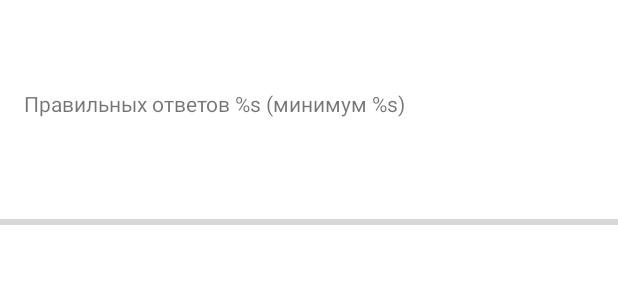
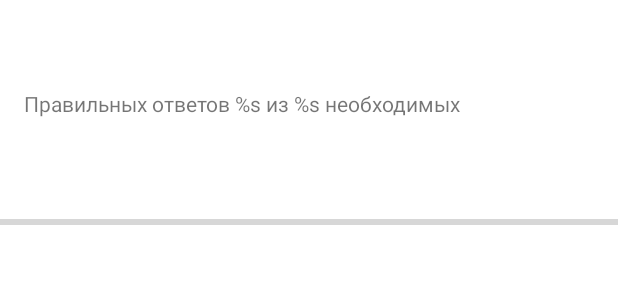
Before and after one commit to EmptySlon/Composition, an Android app: the layout fragment_game.xml on its own in the app's theme, with its tools: preview values and no code run, on a phone screen of 412 x 824 dp. Shown: the part 692-977 px from the top of the screen. Run offline under Robolectric (Android 15) with nearby library versions, the phone set to English and light mode, and no system bars.

Commit message:
lesson 15

```diff
--- a/app/src/main/res/layout/fragment_game.xml
+++ b/app/src/main/res/layout/fragment_game.xml
@@ -1,5 +1,12 @@
 <?xml version="1.0" encoding="utf-8"?>
 <layout>
+
+    <data>
+
+        <variable
+            name="viewModel"
+            type="com.example.composition.presentation.GameViewModel" />
+    </data>
 
     <androidx.constraintlayout.widget.ConstraintLayout xmlns:android="http://schemas.android.com/apk/res/android"
         xmlns:app="http://schemas.android.com/apk/res-auto"
@@ -13,6 +20,7 @@
             android:layout_width="wrap_content"
             android:layout_height="wrap_content"
             android:layout_margin="8dp"
+            android:text="@{viewModel.formattedTime}"
             android:textColor="@color/purple_700"
             android:textSize="24sp"
             app:layout_constraintEnd_toEndOf="parent"
@@ -32,6 +40,7 @@
             app:layout_constraintStart_toStartOf="parent"
             app:layout_constraintTop_toTopOf="parent"
             app:layout_constraintVertical_chainStyle="packed"
+            app:numberAsString="@{viewModel.question.sum}"
             tools:text="1" />
 
         <TextView
@@ -46,6 +55,7 @@
             app:layout_constraintHorizontal_chainStyle="packed"
             app:layout_constraintStart_toStartOf="parent"
             app:layout_constraintTop_toBottomOf="@id/tv_sum"
+            app:numberAsString="@{viewModel.question.visibleNumber}"
             tools:text="7" />
 
         <TextView
@@ -67,10 +77,12 @@
             android:layout_width="0dp"
             android:layout_height="wrap_content"
             android:background="@android:color/holo_green_light"
+            android:text="@{viewModel.question.options.get(0).toString()}"
             app:layout_constraintBottom_toTopOf="@id/tv_option_4"
             app:layout_constraintEnd_toStartOf="@id/tv_option_5"
             app:layout_constraintHorizontal_chainStyle="spread"
             app:layout_constraintStart_toStartOf="parent"
+            app:onOptionClickListener="@{(option) -> viewModel.chooseAnswer(option)}"
             tools:text="1" />
 
         <TextView
@@ -79,9 +91,11 @@
             android:layout_width="0dp"
             android:layout_height="wrap_content"
             android:background="@android:color/holo_orange_light"
+            android:text="@{viewModel.question.options.get(1).toString()}"
             app:layout_constraintBottom_toTopOf="@id/tv_option_4"
             app:layout_constraintEnd_toStartOf="@id/tv_option_6"
             app:layout_constraintStart_toEndOf="@id/tv_option_4"
+            app:onOptionClickListener="@{(option) -> viewModel.chooseAnswer(option)}"
             tools:text="2" />
 
         <TextView
@@ -90,9 +104,11 @@
             android:layout_width="0dp"
             android:layout_height="wrap_content"
             android:background="@android:color/holo_purple"
+            android:text="@{viewModel.question.options.get(2).toString()}"
             app:layout_constraintBottom_toTopOf="@id/tv_option_4"
             app:layout_constraintEnd_toEndOf="parent"
             app:layout_constraintStart_toEndOf="@id/tv_option_5"
+            app:onOptionClickListener="@{(option) -> viewModel.chooseAnswer(option)}"
             tools:text="3" />
 
         <TextView
@@ -101,10 +117,12 @@
             android:layout_width="0dp"
             android:layout_height="wrap_content"
             android:background="@android:color/holo_blue_light"
+            android:text="@{viewModel.question.options.get(3).toString()}"
             app:layout_constraintBottom_toBottomOf="parent"
             app:layout_constraintEnd_toStartOf="@id/tv_option_5"
             app:layout_constraintHorizontal_chainStyle="spread"
             app:layout_constraintStart_toStartOf="parent"
+            app:onOptionClickListener="@{(option) -> viewModel.chooseAnswer(option)}"
             tools:text="4" />
 
         <TextView
@@ -113,9 +131,11 @@
             android:layout_width="0dp"
             android:layout_height="wrap_content"
             android:background="@android:color/holo_red_light"
+            android:text="@{viewModel.question.options.get(4).toString()}"
             app:layout_constraintBottom_toBottomOf="parent"
             app:layout_constraintEnd_toStartOf="@id/tv_option_6"
             app:layout_constraintStart_toEndOf="@id/tv_option_4"
+            app:onOptionClickListener="@{(option) -> viewModel.chooseAnswer(option)}"
             tools:text="5" />
 
         <TextView
@@ -124,9 +144,11 @@
             android:layout_width="0dp"
             android:layout_height="wrap_content"
             android:background="@android:color/holo_blue_bright"
+            android:text="@{viewModel.question.options.get(5).toString()}"
             app:layout_constraintBottom_toBottomOf="parent"
             app:layout_constraintEnd_toEndOf="parent"
             app:layout_constraintStart_toEndOf="@id/tv_option_5"
+            app:onOptionClickListener="@{(option) -> viewModel.chooseAnswer(option)}"
             tools:text="6" />
 
         <TextView
@@ -134,22 +156,31 @@
             android:layout_width="match_parent"
             android:layout_height="wrap_content"
             android:layout_margin="16dp"
-            android:text="@string/progress_answers"
+            android:text="@{viewModel.progressAnswers}"
             app:layout_constraintBottom_toTopOf="@id/progress_bar"
             app:layout_constraintTop_toBottomOf="@id/tv_left_number"
-            app:layout_constraintVertical_chainStyle="spread" />
+            app:layout_constraintVertical_chainStyle="spread"
+            app:setColorToText="@{viewModel.enoughCount}"
+            tools:text="@string/right_answers" />
 
         <ProgressBar
             android:id="@+id/progress_bar"
             style="?android:attr/progressBarStyleHorizontal"
+
             android:layout_width="0dp"
             android:layout_height="wrap_content"
             android:max="100"
+            android:progress="@{viewModel.percentOfRightAnswers}"
+            android:secondaryProgress="@{viewModel.minPercent}"
             android:secondaryProgressTint="@android:color/background_dark"
+
+
             app:layout_constraintBottom_toTopOf="@+id/tv_option_2"
             app:layout_constraintEnd_toEndOf="parent"
             app:layout_constraintStart_toStartOf="parent"
-            app:layout_constraintTop_toBottomOf="@+id/tv_answers_progress" />
+            app:layout_constraintTop_toBottomOf="@+id/tv_answers_progress"
+            app:setColorToBar="@{viewModel.enoughPercent}"
+            app:setProgressToBar="@{viewModel.percentOfRightAnswers}" />
 
     </androidx.constraintlayout.widget.ConstraintLayout>
 </layout>
--- a/app/src/main/res/navigation/main_navigation.xml
+++ b/app/src/main/res/navigation/main_navigation.xml
@@ -14,7 +14,7 @@
     </fragment>
     <fragment
         android:id="@+id/gameFragment"
-        android:name="GameFragment"
+        android:name="com.example.composition.presentation.GameFragment"
         android:label="GameFragment" >
         <action
             android:id="@+id/action_gameFragment_to_gameFinishedFragment"
```
Also changed, not shown: app/src/main/java/com/example/composition/presentation/BindingAdapters.kt (+48 -1 lines), app/src/main/java/com/example/composition/presentation/GameFragment.kt (+4 -59 lines).
